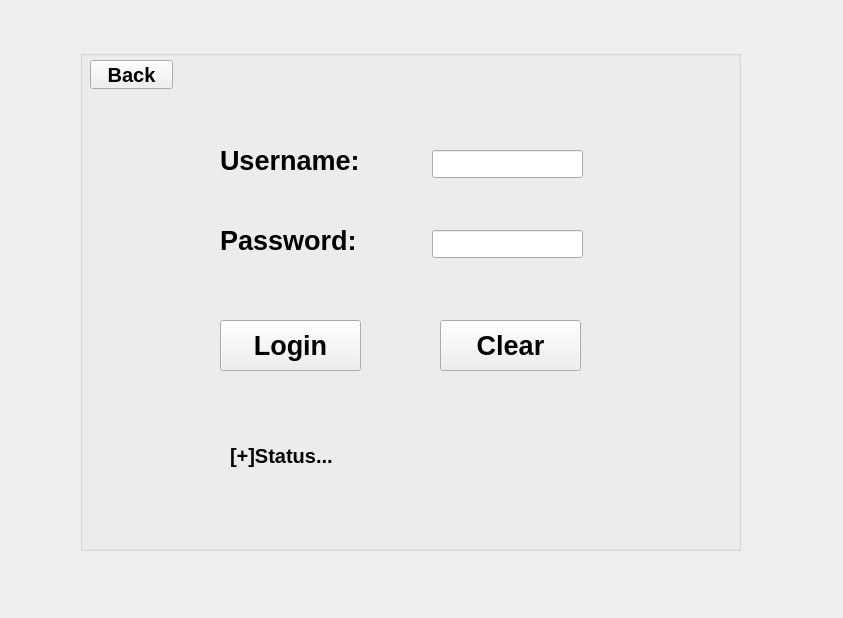
Qt form login.ui (Serejiy/BitExchnage) before a commit.
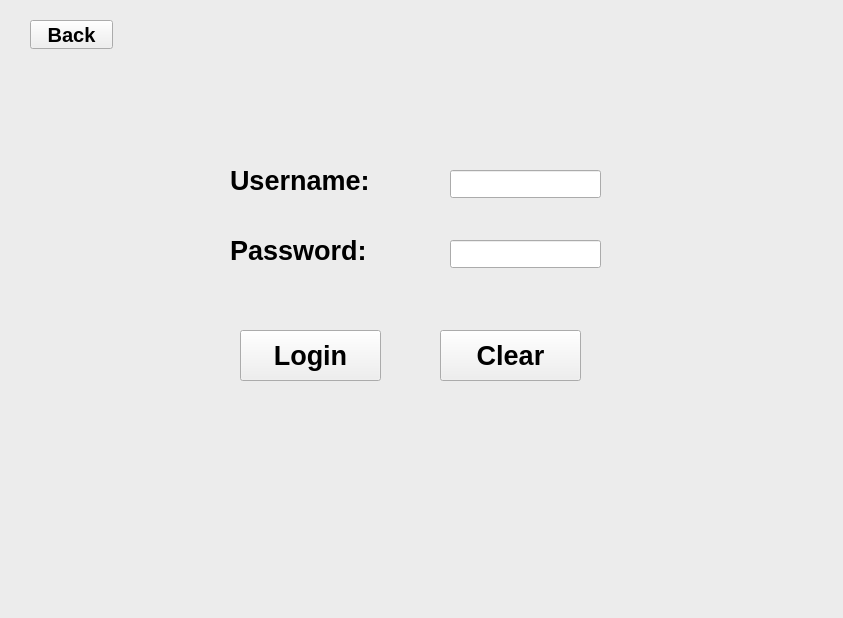
The same form after that commit.

Diff of the .ui file:
```diff
--- a/login.ui
+++ b/login.ui
@@ -16,10 +16,10 @@
   <widget class="QGroupBox" name="groupBox">
    <property name="geometry">
     <rect>
-     <x>80</x>
-     <y>50</y>
-     <width>661</width>
-     <height>501</height>
+     <x>-10</x>
+     <y>-10</y>
+     <width>881</width>
+     <height>651</height>
     </rect>
    </property>
    <property name="title">
@@ -28,8 +28,8 @@
    <widget class="QLabel" name="label">
     <property name="geometry">
      <rect>
-      <x>140</x>
-      <y>90</y>
+      <x>240</x>
+      <y>170</y>
       <width>171</width>
       <height>41</height>
      </rect>
@@ -47,8 +47,8 @@
    <widget class="QLabel" name="label_2">
     <property name="geometry">
      <rect>
-      <x>140</x>
-      <y>170</y>
+      <x>240</x>
+      <y>240</y>
       <width>161</width>
       <height>41</height>
      </rect>
@@ -66,28 +66,28 @@
    <widget class="QLineEdit" name="txtUser">
     <property name="geometry">
      <rect>
-      <x>352</x>
-      <y>100</y>
-      <width>151</width>
-      <height>28</height>
-     </rect>
-    </property>
-   </widget>
-   <widget class="QLineEdit" name="txtPass">
-    <property name="geometry">
-     <rect>
-      <x>352</x>
+      <x>460</x>
       <y>180</y>
       <width>151</width>
       <height>28</height>
      </rect>
     </property>
    </widget>
+   <widget class="QLineEdit" name="txtPass">
+    <property name="geometry">
+     <rect>
+      <x>460</x>
+      <y>250</y>
+      <width>151</width>
+      <height>28</height>
+     </rect>
+    </property>
+   </widget>
    <widget class="QPushButton" name="loginBtn">
     <property name="geometry">
      <rect>
-      <x>140</x>
-      <y>270</y>
+      <x>250</x>
+      <y>340</y>
       <width>141</width>
       <height>51</height>
      </rect>
@@ -105,8 +105,8 @@
    <widget class="QPushButton" name="pushButton_2">
     <property name="geometry">
      <rect>
-      <x>10</x>
-      <y>10</y>
+      <x>40</x>
+      <y>30</y>
       <width>83</width>
       <height>29</height>
      </rect>
@@ -124,8 +124,8 @@
    <widget class="QPushButton" name="pushButton_3">
     <property name="geometry">
      <rect>
-      <x>360</x>
-      <y>270</y>
+      <x>450</x>
+      <y>340</y>
       <width>141</width>
       <height>51</height>
      </rect>
@@ -140,25 +140,6 @@
      <string>Clear</string>
     </property>
    </widget>
-   <widget class="QLabel" name="label_3">
-    <property name="geometry">
-     <rect>
-      <x>150</x>
-      <y>380</y>
-      <width>481</width>
-      <height>51</height>
-     </rect>
-    </property>
-    <property name="font">
-     <font>
-      <pointsize>15</pointsize>
-      <bold>true</bold>
-     </font>
-    </property>
-    <property name="text">
-     <string>[+]Status...</string>
-    </property>
-   </widget>
   </widget>
  </widget>
  <resources/>
```
